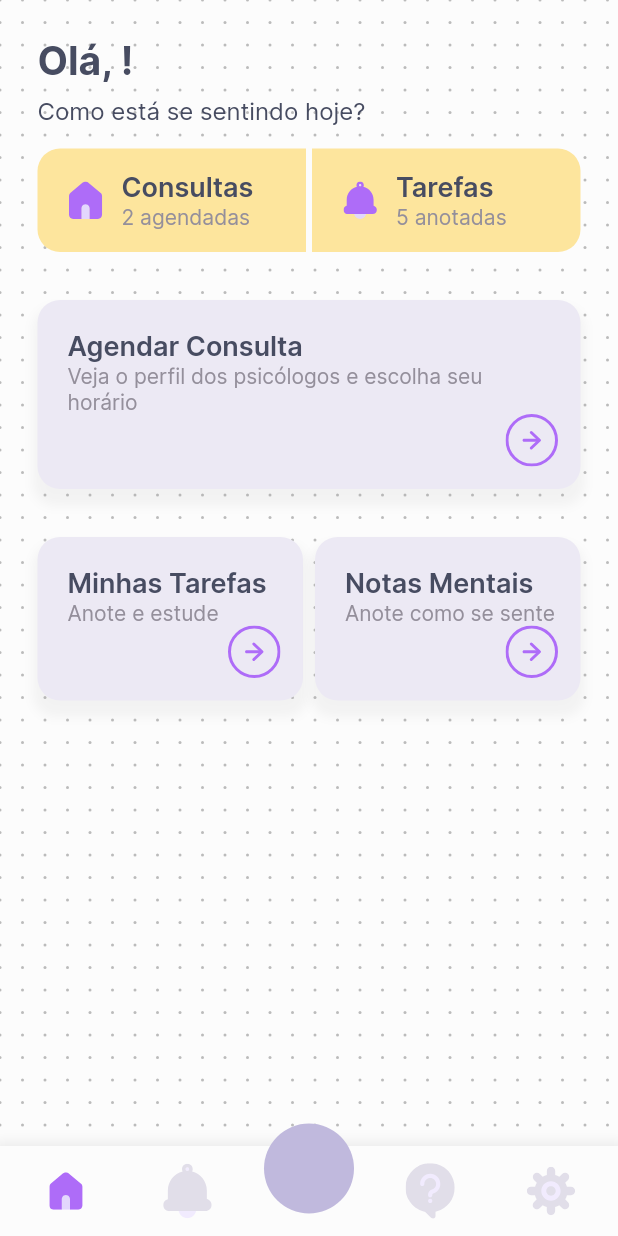
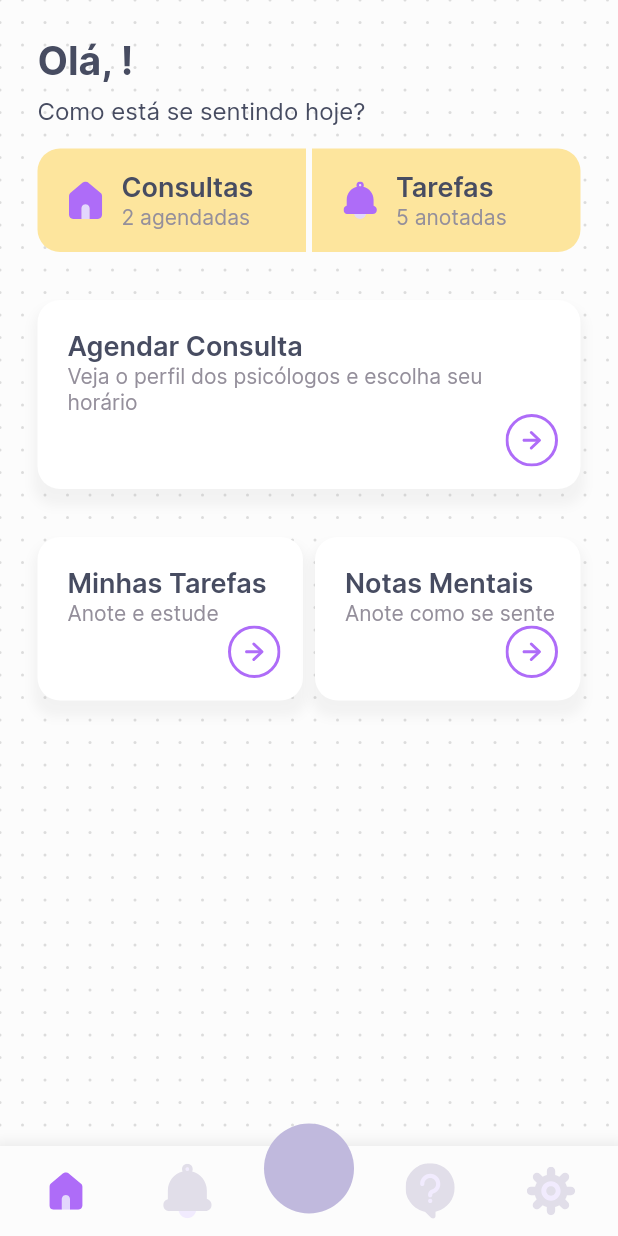
Before and after one commit to morisoinc/intra, a Flutter app: the Main screen opened directly, on a phone screen of 412 x 824 dp. Run offline on Flutter 3.47's test engine with Material 2 defaults, Android fonts, the phone set to English and light mode, and no system bars; our stand-ins replace bloc, cloud_firestore, equatable, firebase_auth, flutter_bloc, flutter_svg and 3 more; missing offline and left inert: flutter_cubit, pedantic; accounts and stored records are empty.

Commit message:
fixing some colors in the buttons

```diff
--- a/lib/theme.dart
+++ b/lib/theme.dart
@@ -23,6 +23,7 @@ const gray1 = Color(0xFFECE9F4);
 
 const white3 = Color(0xFFFCFCFC);
 const white2 = Color(0xFFF3F5FE);
+const white1 = Color(0xFFFFFFFF);
 
 
 final theme = ThemeData(
--- a/lib/widgets/IntraContainer.dart
+++ b/lib/widgets/IntraContainer.dart
@@ -42,7 +42,7 @@ class IntraContainer extends StatelessWidget {
 class DottedBackground extends CustomPainter {
   static final offsets = [];
   static final brush = Paint()
-    ..color = Color(0xFFBBBBBB)
+    ..color = Color(0xFFDCDCDC)
     ..strokeCap = StrokeCap.round
     ..strokeWidth = 2;
 
--- a/lib/widgets/button/intra_big_main_button.dart
+++ b/lib/widgets/button/intra_big_main_button.dart
@@ -23,7 +23,7 @@ class IntraBigMainButton extends StatelessWidget {
                 borderRadius: BorderRadius.all(
                   Radius.circular(15),
                 ),
-                color: gray1,
+                color: white1,
                 boxShadow: [
                   BoxShadow(
                     color: Colors.grey.withOpacity(0.1),
```
